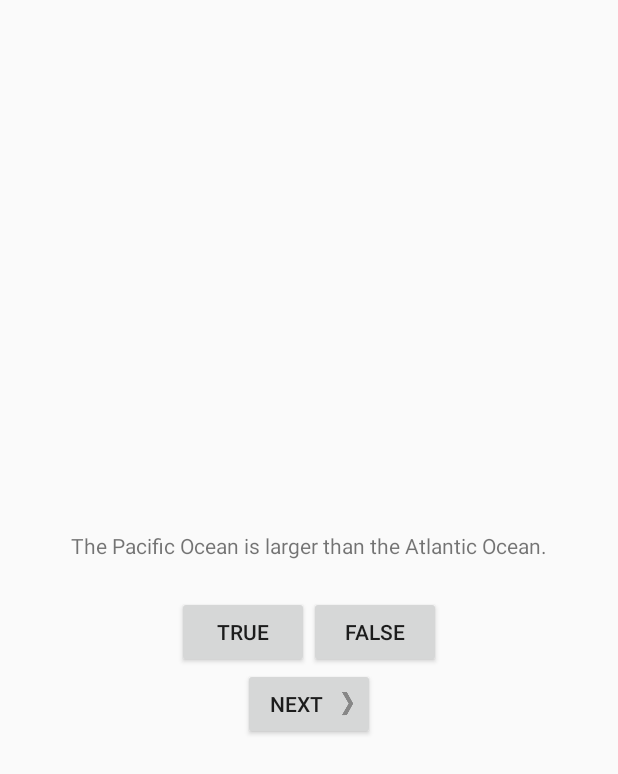
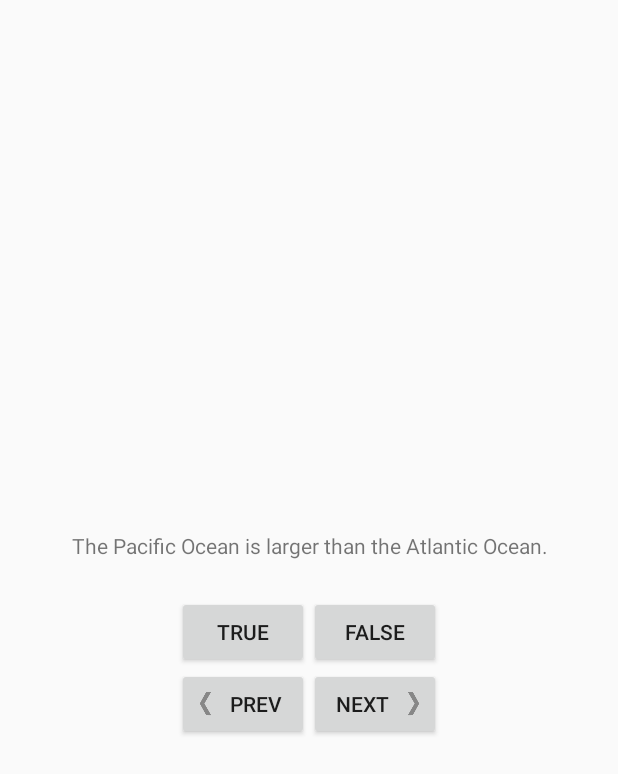
Before and after one commit to pawmot/android-programming, an Android app: the screen it shows after launch (QuizActivity), on a phone screen of 412 x 824 dp. Shown: the top 774 px of the screen. Run offline under Robolectric (Android 15) with nearby library versions, the phone set to English and light mode, and no system bars.

Commit message:
GQ-MVC: Challenges
* Third challenge not done as I don't like the feeling of image only buttons here

```diff
--- a/GeoQuiz/app/src/main/kotlin/com/pawmot/geoquiz/QuizActivity.kt
+++ b/GeoQuiz/app/src/main/kotlin/com/pawmot/geoquiz/QuizActivity.kt
@@ -25,10 +25,9 @@ class QuizActivity : AppCompatActivity() {
 
         trueButton.setOnClickListener { checkAnswer(true) }
         falseButton.setOnClickListener { checkAnswer(false) }
-        nextButton.setOnClickListener {
-            selectNextQuestion()
-            showCurrentQuestionText()
-        }
+        prevButton.setOnClickListener { selectPreviousQuestion() }
+        nextButton.setOnClickListener { selectNextQuestion() }
+        questionTextView.setOnClickListener { selectNextQuestion() }
 
         showCurrentQuestionText()
     }
@@ -46,12 +45,18 @@ class QuizActivity : AppCompatActivity() {
         return super.onOptionsItemSelected(item)
     }
 
-    private fun showCurrentQuestionText() {
-        questionTextView.setText(questions[currentIndex].textResId)
+    private fun selectPreviousQuestion() {
+        currentIndex = (if (currentIndex > 0) currentIndex else questions.size) - 1
+        showCurrentQuestionText()
     }
 
     private fun selectNextQuestion() {
         currentIndex = (currentIndex + 1) % questions.size
+        showCurrentQuestionText()
+    }
+
+    private fun showCurrentQuestionText() {
+        questionTextView.setText(questions[currentIndex].textResId)
     }
 
     private fun checkAnswer(userPressedTrue: Boolean) {
--- a/GeoQuiz/app/src/main/res/layout/activity_quiz.xml
+++ b/GeoQuiz/app/src/main/res/layout/activity_quiz.xml
@@ -16,7 +16,9 @@
         android:id="@+id/questionTextView"
         android:padding="24dp"
         android:layout_width="wrap_content"
-        android:layout_height="wrap_content" />
+        android:layout_height="wrap_content"
+        android:gravity="center_horizontal"
+        tools:text="Blabla blabla blabla blabla blabla blabla blabla blabla blabla blabla blabla blabla"/>
 
     <LinearLayout
         android:orientation="horizontal"
@@ -37,11 +39,26 @@
 
     </LinearLayout>
 
-    <Button
-        android:id="@+id/nextButton"
-        android:text="@string/next_button"
+    <LinearLayout
         android:layout_width="wrap_content"
         android:layout_height="wrap_content"
-        android:drawableRight="@drawable/arrow_right"
-        android:drawablePadding="4dp"/>
+        android:orientation="horizontal">
+
+        <Button
+            android:id="@+id/prevButton"
+            android:text="@string/prev_button"
+            android:layout_width="wrap_content"
+            android:layout_height="wrap_content"
+            android:drawableLeft="@drawable/arrow_left"
+            android:drawablePadding="@dimen/button_icon_padding"/>
+
+        <Button
+            android:id="@+id/nextButton"
+            android:text="@string/next_button"
+            android:layout_width="wrap_content"
+            android:layout_height="wrap_content"
+            android:drawableRight="@drawable/arrow_right"
+            android:drawablePadding="@dimen/button_icon_padding"/>
+
+    </LinearLayout>
 </LinearLayout>
--- a/GeoQuiz/app/src/main/res/values/dimens.xml
+++ b/GeoQuiz/app/src/main/res/values/dimens.xml
@@ -2,5 +2,6 @@
     <!-- Default screen margins, per the Android Design guidelines. -->
     <dimen name="activity_horizontal_margin">16dp</dimen>
     <dimen name="activity_vertical_margin">16dp</dimen>
+    <dimen name="button_icon_padding">4dp</dimen>
     <dimen name="fab_margin">16dp</dimen>
 </resources>
--- a/GeoQuiz/app/src/main/res/values/strings.xml
+++ b/GeoQuiz/app/src/main/res/values/strings.xml
@@ -6,6 +6,7 @@
     <string name="correct_toast">Correct!</string>
     <string name="incorrect_toast">Incorrect!</string>
     <string name="next_button">Next</string>
+    <string name="prev_button">Prev</string>
     <string name="question_oceans">The Pacific Ocean is larger than the Atlantic Ocean.</string>
     <string name="question_mideast">The Suez Canal connects the Red Sea and the Indian Ocean.</string>
     <string name="question_africa">The source of the Nile River is in Egypt.</string>
```
